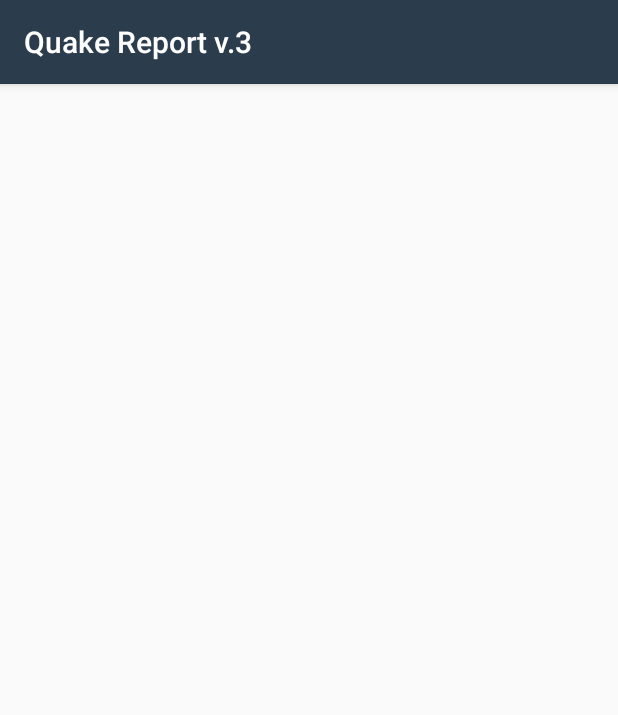
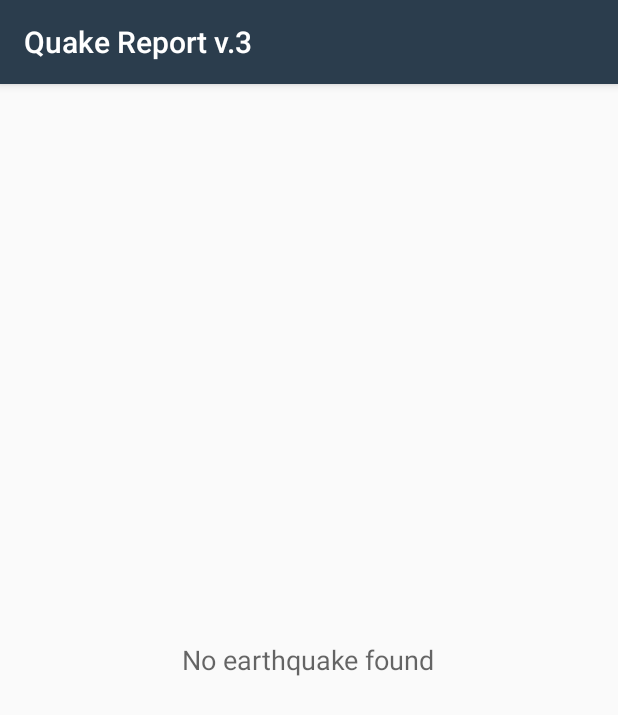
Before and after one commit to liwona/QuakeReportWithLoader, an Android app: the screen it shows after launch (EarthquakeActivity), on a phone screen of 412 x 824 dp. Shown: the top 715 px of the screen. Run offline under Robolectric (Android 15) with nearby library versions, the phone set to English and light mode, and no system bars.

Commit message:
setting EmptyView

```diff
--- a/app/src/main/java/com/example/android/quakereport/EarthquakeActivity.java
+++ b/app/src/main/java/com/example/android/quakereport/EarthquakeActivity.java
@@ -23,9 +23,12 @@ import android.net.Uri;
 import android.os.AsyncTask;
 import android.os.Bundle;
 import android.support.v7.app.AppCompatActivity;
+import android.util.Log;
 import android.view.View;
 import android.widget.AdapterView;
 import android.widget.ListView;
+import android.widget.TextView;
+
 import java.util.ArrayList;
 import java.util.List;
 
@@ -45,6 +48,9 @@ public class EarthquakeActivity extends AppCompatActivity implements LoaderCallb
      * This really only comes into play if you're using multiple loaders.
      */
     private static final int EARTHQUAKE_LOADER_ID = 1;
+
+    /** TextView that is displayed when the list is empty */
+    private TextView mEmptyStateTextView;
 
     @Override
     protected void onCreate(Bundle savedInstanceState) {
@@ -113,28 +119,36 @@ public class EarthquakeActivity extends AppCompatActivity implements LoaderCallb
 
         // Get a reference to the LoaderManager, in order to interact with loaders.
         LoaderManager loaderManager = getLoaderManager();
-
+        Log.v("Before initLoader","next step: initLoader");
         // Initialize the loader. Pass in the int ID constant defined above and pass in null for
         // the bundle. Pass in this activity for the LoaderCallbacks parameter (which is valid
         // because this activity implements the LoaderCallbacks interface).
         loaderManager.initLoader(EARTHQUAKE_LOADER_ID, null, this).forceLoad();
+
+        mEmptyStateTextView = (TextView) findViewById(R.id.empty_view);
+        earthquakeListView.setEmptyView(mEmptyStateTextView);
     }
 
     @Override
     public Loader<List<Earthquake>> onCreateLoader(int id, Bundle args) {
+        Log.v("In onCreareLoader","before returning list");
         // Create a new loader for the given URL
         return new EarthquakeLoader(this, USGS_REQUEST_URL);
     }
 
     @Override
     public void onLoadFinished(Loader<List<Earthquake>> loader, List<Earthquake> earthquakes) {
+        // Set empty state text to display "No earthquakes found."
+        mEmptyStateTextView.setText(R.string.empty_message);
+
         // Clear the adapter of previous earthquake data
         mAdapter.clear();
-
+        Log.v("In onLoadeFinished","after mAdapter is cleared");
         // If there is a valid list of {@link Earthquake}s, then add them to the adapter's
         // data set. This will trigger the ListView to update.
         if (earthquakes != null && !earthquakes.isEmpty()) {
-            mAdapter.addAll(earthquakes);
+            //mAdapter.addAll(earthquakes);
+            Log.v("In onLoadeFinihed","after list is added to Adapter");
         }
     }
 
@@ -142,6 +156,7 @@ public class EarthquakeActivity extends AppCompatActivity implements LoaderCallb
     public void onLoaderReset(Loader<List<Earthquake>> loader) {
         // Loader reset, so we can clear out our existing data.
         mAdapter.clear();
+        Log.v("In onLoadeReset","after mAdapter is cleared");
     }
 
 //    /**
--- a/app/src/main/java/com/example/android/quakereport/EarthquakeLoader.java
+++ b/app/src/main/java/com/example/android/quakereport/EarthquakeLoader.java
@@ -2,6 +2,7 @@ package com.example.android.quakereport;
 
 import android.content.AsyncTaskLoader;
 import android.content.Context;
+import android.util.Log;
 
 import java.util.List;
 
@@ -30,6 +31,7 @@ public class EarthquakeLoader extends AsyncTaskLoader<List<Earthquake>> {
 
     @Override
     protected void onStartLoading() {
+        Log.v("In onStartLoading","before forceLoad is called");
         forceLoad();
     }
 
@@ -42,10 +44,12 @@ public class EarthquakeLoader extends AsyncTaskLoader<List<Earthquake>> {
 //            return null;
 //        }
         if (mUrl == null) {
+            Log.v("In loadInBackground","in the loop");
             return null;
         }
-
+        Log.v("In loadInBackground","before data are fetched");
         List<Earthquake> earthquakes = QueryUtils.fetchEarthquakeData(mUrl);
+        Log.v("In loadInBackground","after data are fetched");
         return earthquakes;
     }
 }
--- a/app/src/main/java/com/example/android/quakereport/QueryUtils.java
+++ b/app/src/main/java/com/example/android/quakereport/QueryUtils.java
@@ -38,7 +38,7 @@ public final class QueryUtils {
     public static List<Earthquake> fetchEarthquakeData(String requestUrl) {
         // Create URL object
         URL url = createUrl(requestUrl);
-
+        Log.v("In fetchEartquakeData","before they're returned");
         // Perform HTTP request to the URL and receive a JSON response back
         String jsonResponse = null;
         try {
@@ -154,7 +154,7 @@ public final class QueryUtils {
 
             JSONArray eartquakeArray = baseJsonResponse.getJSONArray("features");
 
-            for (int i=0; i<=eartquakeArray.length(); i++) {
+            for (int i=0; i<=eartquakeArray.length() - 1; i++) {
                 JSONObject currentEarthquake = eartquakeArray.getJSONObject(i);
                 JSONObject properties = currentEarthquake.getJSONObject("properties");
 
--- a/app/src/main/res/layout/earthquake_activity.xml
+++ b/app/src/main/res/layout/earthquake_activity.xml
@@ -14,8 +14,25 @@
      limitations under the License.
 -->
 <!-- Layout for a list of earthquakes -->
-<ListView xmlns:android="http://schemas.android.com/apk/res/android"
-    android:id="@+id/list"
-    android:orientation="vertical"
+<RelativeLayout
+    xmlns:android="http://schemas.android.com/apk/res/android"
     android:layout_width="match_parent"
-    android:layout_height="match_parent"/>
+    android:layout_height="match_parent">
+
+    <ListView
+        android:id="@+id/list"
+        android:orientation="vertical"
+        android:layout_width="match_parent"
+        android:layout_height="match_parent"
+        android:divider="@null"
+        android:dividerHeight="0dp"/>
+
+    <!-- Empty view is only visible when the list has no items. -->
+    <TextView
+        android:id="@+id/empty_view"
+        android:layout_width="wrap_content"
+        android:layout_height="wrap_content"
+        android:layout_centerInParent="true"
+        android:textAppearance="?android:textAppearanceMedium"/>
+
+</RelativeLayout>
--- a/app/src/main/res/values/strings.xml
+++ b/app/src/main/res/values/strings.xml
@@ -19,4 +19,7 @@
     <!-- Default text to show with the earthquake location ("Near the Pacific-Antarctic Ridge")
 if no specific kilometer distance from the primary location is given [CHAR LIMIT=30] -->
     <string name="near_the">Near the</string>
+
+    <!-- Text to display in the list when there are no earthquakes [CHAR LIMIT=NONE] -->
+    <string name="empty_message">No earthquake found</string>
 </resources>
```
